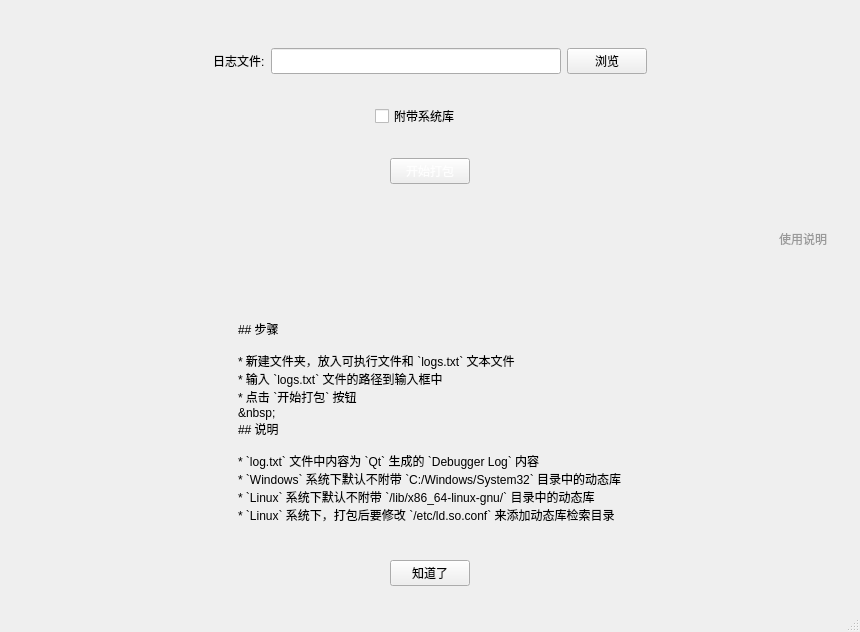
The window that mainwindow.ui (Mtr1994/Auxilium) describes before a commit, drawn with Qt 5.
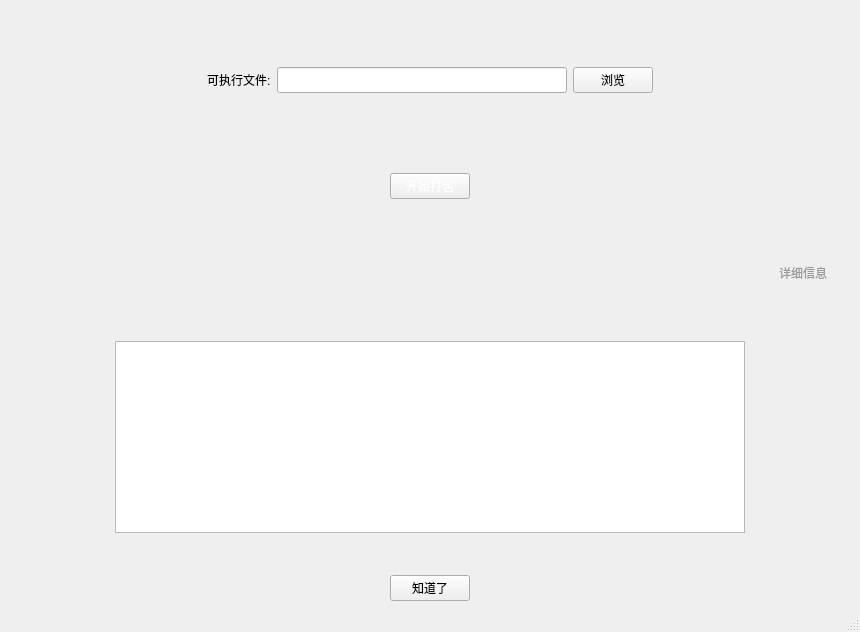
The same window after the commit.

Commit message: 修改依赖查询规则

```diff
--- a/mainwindow.ui
+++ b/mainwindow.ui
@@ -96,7 +96,7 @@
            <item row="0" column="0">
             <widget class="QLabel" name="label">
              <property name="text">
-              <string>日志文件:</string>
+              <string>可执行文件:</string>
              </property>
             </widget>
            </item>
@@ -117,43 +117,6 @@
          </item>
         </layout>
        </item>
-       <item row="2" column="0">
-        <layout class="QHBoxLayout" name="horizontalLayout_3">
-         <item>
-          <spacer name="horizontalSpacer_5">
-           <property name="orientation">
-            <enum>Qt::Horizontal</enum>
-           </property>
-           <property name="sizeHint" stdset="0">
-            <size>
-             <width>40</width>
-             <height>20</height>
-            </size>
-           </property>
-          </spacer>
-         </item>
-         <item>
-          <widget class="QCheckBox" name="cbbSystemDll">
-           <property name="text">
-            <string>附带系统库</string>
-           </property>
-          </widget>
-         </item>
-         <item>
-          <spacer name="horizontalSpacer_6">
-           <property name="orientation">
-            <enum>Qt::Horizontal</enum>
-           </property>
-           <property name="sizeHint" stdset="0">
-            <size>
-             <width>40</width>
-             <height>20</height>
-            </size>
-           </property>
-          </spacer>
-         </item>
-        </layout>
-       </item>
        <item row="2" column="1">
         <spacer name="verticalSpacer">
          <property name="orientation">
@@ -211,7 +174,7 @@
 }</string>
            </property>
            <property name="text">
-            <string>使用说明</string>
+            <string>详细信息</string>
            </property>
           </widget>
          </item>
@@ -300,85 +263,81 @@
        <item row="0" column="0">
         <widget class="QWidget" name="widgetInfo" native="true">
          <layout class="QGridLayout" name="gridLayout_5">
-          <property name="leftMargin">
-           <number>24</number>
-          </property>
-          <property name="topMargin">
-           <number>24</number>
-          </property>
-          <property name="rightMargin">
-           <number>24</number>
-          </property>
-          <property name="bottomMargin">
-           <number>24</number>
-          </property>
-          <property name="spacing">
-           <number>24</number>
-          </property>
-          <item row="1" column="3">
+          <item row="0" column="0" colspan="3">
+           <spacer name="verticalSpacer_6">
+            <property name="orientation">
+             <enum>Qt::Vertical</enum>
+            </property>
+            <property name="sizeType">
+             <enum>QSizePolicy::Preferred</enum>
+            </property>
+            <property name="sizeHint" stdset="0">
+             <size>
+              <width>20</width>
+              <height>40</height>
+             </size>
+            </property>
+           </spacer>
+          </item>
+          <item row="1" column="0">
+           <spacer name="horizontalSpacer_10">
+            <property name="orientation">
+             <enum>Qt::Horizontal</enum>
+            </property>
+            <property name="sizeType">
+             <enum>QSizePolicy::Preferred</enum>
+            </property>
+            <property name="sizeHint" stdset="0">
+             <size>
+              <width>100</width>
+              <height>20</height>
+             </size>
+            </property>
+           </spacer>
+          </item>
+          <item row="1" column="1">
+           <widget class="QTextEdit" name="textMessage">
+            <property name="verticalScrollBarPolicy">
+             <enum>Qt::ScrollBarAlwaysOff</enum>
+            </property>
+            <property name="horizontalScrollBarPolicy">
+             <enum>Qt::ScrollBarAlwaysOff</enum>
+            </property>
+           </widget>
+          </item>
+          <item row="1" column="2">
            <spacer name="horizontalSpacer_11">
             <property name="orientation">
              <enum>Qt::Horizontal</enum>
             </property>
+            <property name="sizeType">
+             <enum>QSizePolicy::Preferred</enum>
+            </property>
             <property name="sizeHint" stdset="0">
              <size>
-              <width>166</width>
+              <width>100</width>
               <height>20</height>
              </size>
             </property>
            </spacer>
           </item>
-          <item row="2" column="1">
+          <item row="2" column="0" colspan="3">
            <spacer name="verticalSpacer_4">
             <property name="orientation">
              <enum>Qt::Vertical</enum>
             </property>
-            <property name="sizeHint" stdset="0">
-             <size>
-              <width>20</width>
-              <height>13</height>
-             </size>
+            <property name="sizeType">
+             <enum>QSizePolicy::Preferred</enum>
             </property>
-           </spacer>
-          </item>
-          <item row="1" column="1" colspan="2">
-           <widget class="QLabel" name="label_2">
-            <property name="text">
-             <string>## 步骤
-
-* 新建文件夹，放入可执行文件和 `logs.txt` 文本文件
-* 输入 `logs.txt` 文件的路径到输入框中
-* 点击 `开始打包` 按钮
-&amp;nbsp;
-## 说明
-
-* `log.txt` 文件中内容为 `Qt` 生成的 `Debugger Log` 内容
-* `Windows` 系统下默认不附带 `C:/Windows/System32` 目录中的动态库
-* `Linux` 系统下默认不附带 `/lib/x86_64-linux-gnu/` 目录中的动态库
-* `Linux` 系统下，打包后要修改 `/etc/ld.so.conf` 来添加动态库检索目录</string>
-            </property>
-            <property name="textFormat">
-             <enum>Qt::MarkdownText</enum>
-            </property>
-            <property name="alignment">
-             <set>Qt::AlignJustify|Qt::AlignVCenter</set>
-            </property>
-           </widget>
-          </item>
-          <item row="0" column="1" colspan="2">
-           <spacer name="verticalSpacer_5">
-            <property name="orientation">
-             <enum>Qt::Vertical</enum>
-            </property>
             <property name="sizeHint" stdset="0">
              <size>
               <width>20</width>
-              <height>4</height>
+              <height>36</height>
              </size>
             </property>
            </spacer>
           </item>
-          <item row="3" column="0" colspan="4">
+          <item row="3" column="0" colspan="3">
            <layout class="QHBoxLayout" name="horizontalLayout_5">
             <item>
              <spacer name="horizontalSpacer_8">
@@ -422,32 +381,6 @@
             </item>
            </layout>
           </item>
-          <item row="1" column="0">
-           <spacer name="horizontalSpacer_10">
-            <property name="orientation">
-             <enum>Qt::Horizontal</enum>
-            </property>
-            <property name="sizeHint" stdset="0">
-             <size>
-              <width>167</width>
-              <height>20</height>
-             </size>
-            </property>
-           </spacer>
-          </item>
-          <item row="0" column="0">
-           <spacer name="verticalSpacer_6">
-            <property name="orientation">
-             <enum>Qt::Vertical</enum>
-            </property>
-            <property name="sizeHint" stdset="0">
-             <size>
-              <width>20</width>
-              <height>40</height>
-             </size>
-            </property>
-           </spacer>
-          </item>
          </layout>
         </widget>
        </item>
```
The commit also changes 8 other files.
